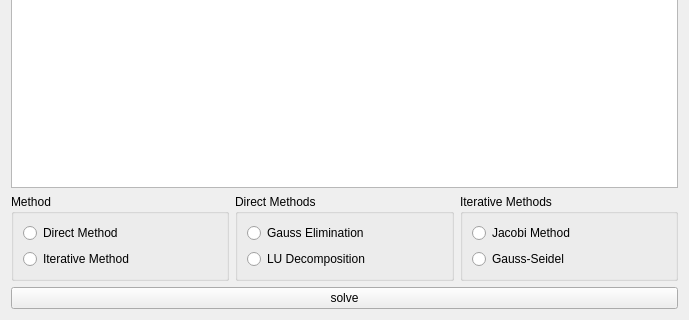
alundilong/NumToolKit, file form.ui: the form before one commit; both pictures show x 0 to 689 and y 186 to 506 of the 689 by 506 pixel window.
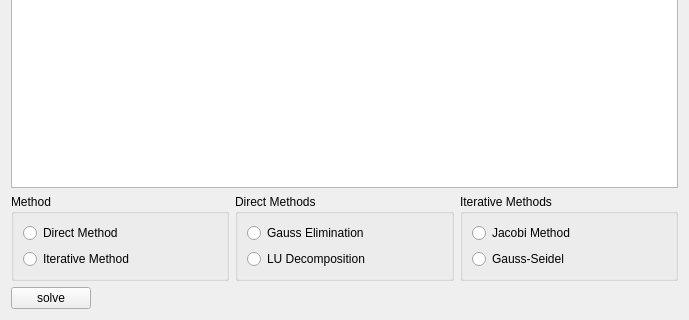
The form after the commit.

The edit to the form file:
```diff
--- a/form.ui
+++ b/form.ui
@@ -129,11 +129,28 @@
     </layout>
    </item>
    <item>
+    <layout class="QHBoxLayout" name="horizontalLayout_2">
+     <item>
     <widget class="QPushButton" name="solveButton">
      <property name="text">
       <string>solve</string>
      </property>
     </widget>
+     </item>
+     <item>
+      <spacer name="horizontalSpacer">
+       <property name="orientation">
+        <enum>Qt::Horizontal</enum>
+       </property>
+       <property name="sizeHint" stdset="0">
+        <size>
+         <width>40</width>
+         <height>20</height>
+        </size>
+       </property>
+      </spacer>
+     </item>
+    </layout>
    </item>
   </layout>
  </widget>
```
Lines whose indentation alone changed are shown as unchanged.
